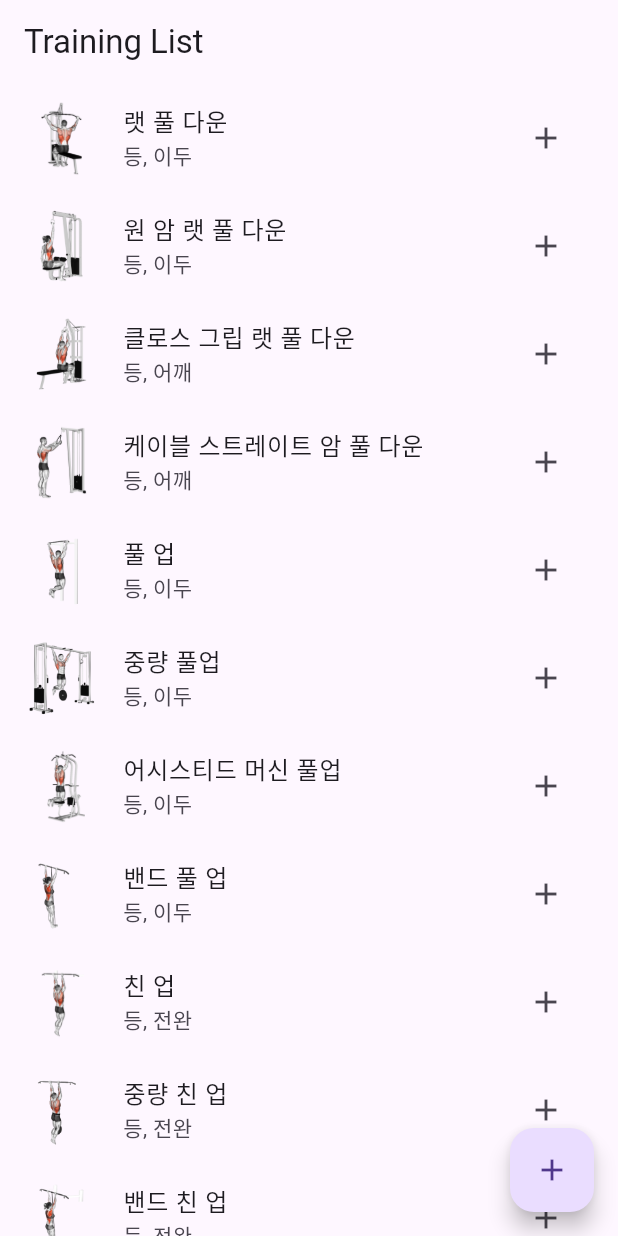
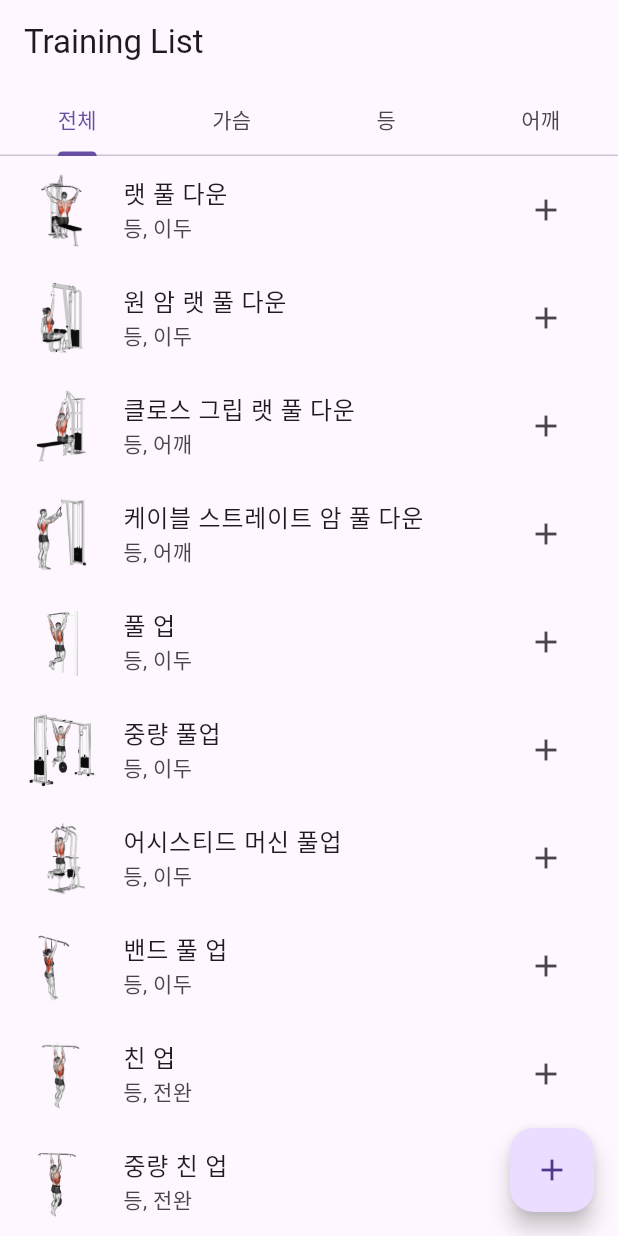
Before and after one commit to choihojean/fitnessapp_capstone, a Flutter app: the ScreenTrainingList screen opened directly with empty values, on a phone screen of 412 x 824 dp. Run offline on Flutter 3.47's test engine with Material 3 defaults, Android fonts, the phone set to English and light mode, and no system bars; our stand-ins replace image_picker, shared_preferences, sqflite, table_calendar; accounts and stored records are empty.

Commit message:
feat: 운동 분류 탭 생성 및 training_list 분리

```diff
--- a/knufit/lib/database/db_helper.dart
+++ b/knufit/lib/database/db_helper.dart
@@ -89,6 +89,7 @@ class DBHelper {
         id INTEGER PRIMARY KEY AUTOINCREMENT,
         title TEXT,
         content TEXT
+        category TEXT
       )
     ''');
     await db.insert('created_tables', {'userId': userId, 'table_name': tableName}, conflictAlgorithm: ConflictAlgorithm.replace);
--- a/knufit/lib/screen/screen_training_list.dart
+++ b/knufit/lib/screen/screen_training_list.dart
@@ -1,230 +1,62 @@
 import 'package:flutter/material.dart';
 import '../../database/db_helper.dart'; // DBHelper 클래스를 import
+import '../training_list.dart';
 
 class ScreenTrainingList extends StatelessWidget {
   final Map<String, dynamic> user; // 사용자 정보를 받을 변수
 
   ScreenTrainingList({required this.user, Key? key}) : super(key: key);
 
-  final List<Map<String, String>> items = [
-    //등
-    {
-      'title': '랫 풀 다운',
-      'subtitle': '등, 이두',
-      'image': 'assets/back/lat-pulldown.png',
-    },
-    {
-      'title': '원 암 랫 풀 다운',
-      'subtitle': '등, 이두',
-      'image': 'assets/back/one-arm-lat-pulldown.png',
-    },
-    {
-      'title': '클로스 그립 랫 풀 다운',
-      'subtitle': '등, 어깨',
-      'image': 'assets/back/close-grip-lat-pulldown.png',
-    },
-
-    {
-      'title': '케이블 스트레이트 암 풀 다운',
-      'subtitle': '등, 어깨',
-      'image': 'assets/back/cable-straight-arm-pulldown.png',
-    },
-
-    {
-      'title': '풀 업',
-      'subtitle': '등, 이두',
-      'image': 'assets/back/pull-up.png',
-    },
-    {
-      'title': '중량 풀업',
-      'subtitle': '등, 이두',
-      'image': 'assets/back/weighted-pull-up.png',
-    },
-    {
-      'title': '어시스티드 머신 풀업',
-      'subtitle': '등, 이두',
-      'image': 'assets/back/assisted-pull-up.png',
-    },
-    {
-      'title': '밴드 풀 업',
-      'subtitle': '등, 이두',
-      'image': 'assets/back/band-pull-up.png',
-    },
-
-    {
-      'title': '친 업',
-      'subtitle': '등, 전완',
-      'image': 'assets/back/chin-up.png',
-    },
-    {
-      'title': '중량 친 업',
-      'subtitle': '등, 전완',
-      'image': 'assets/back/weighted-chin-up.png',
-    },
-    {
-      'title': '밴드 친 업',
-      'subtitle': '등, 전완',
-      'image': 'assets/back/band-chin-up.png',
-    },
-
-    {
-      'title': '케이블 시티드 로우',
-      'subtitle': '등, 이두',
-      'image': 'assets/back/cable-seated-row.png',
-    },
-    {
-      'title': '바벨 로우(벤트 오버 바벨 로우)',
-      'subtitle': '등, 이두',
-      'image': 'assets/back/barbell-row.png',
-    },
-    {
-      'title': '펜들레이 로우',
-      'subtitle': '등',
-      'image': 'assets/back/pendlay-row.png',
-    },
-    {
-      'title': '티 바 로우',
-      'subtitle': '등, 이두',
-      'image': 'assets/back/t-bar-row.png',
-    },
-    {
-      'title': '인버티드 로우',
-      'subtitle': '등, 이두',
-      'image': 'assets/back/inverted-row.png',
-    },
-
-    {
-      'title': '덤벨 로우(벤트 오버 덤벨 로우)',
-      'subtitle': '등, 이두',
-      'image': 'assets/back/dumbbell-row.png',
-    },
-    {
-      'title': '원 암 덤벨 로우',
-      'subtitle': '등, 이두',
-      'image': 'assets/back/one-arm-dumbbell-row.png',
-    },
-    {
-      'title': '덤벨 리어 델트 로우',
-      'subtitle': '등, 어깨',
-      'image': 'assets/back/dumbbell-rear-delt-row.png',
-    },
-
-    {
-      'title': '백 익스텐션',
-      'subtitle': '등, 둔근',
-      'image': 'assets/back/back-extension.png',
-    },
-
-    //가슴
-    {
-      'title': '바벨 벤치 프레스',
-      'subtitle': '가슴, 삼두',
-      'image': 'assets/chest/barbell-bench-press.png',
-    },
-    {
-      'title': '바벨 인클라인 벤치 프레스',
-      'subtitle': '가슴, 삼두',
-      'image': 'assets/chest/barbell-incline-bench-press.png',
-    },
-    {
-      'title': '바벨 디클라인 벤치 프레스',
-      'subtitle': '가슴, 삼두',
-      'image': 'assets/chest/barbell-decline-bench-press.png',
-    },
-
-    {
-      'title': '덤벨 벤치 프레스',
-      'subtitle': '가슴, 삼두',
-      'image': 'assets/chest/dumbbell-bench-press.png',
-    },
-    {
-      'title': '덤벨 인클라인 벤치 프레스',
-      'subtitle': '가슴, 삼두',
-      'image': 'assets/chest/dumbbell-incline-bench-press.png',
-    },
-
-    {
-      'title': '머신 체스트 프레스',
-      'subtitle': '가슴, 어깨',
-      'image': 'assets/chest/machine-chest-press.png',
-    },
-    {
-      'title': '랜드마인 체스트 프레스',
-      'subtitle': '가슴, 어깨',
-      'image': 'assets/chest/landmine-chest-press.png',
-    },
-    {
-      'title': '덤벨 헥스 프레스',
-      'subtitle': '가슴, 어깨',
-      'image': 'assets/chest/dumbbell-hex-press.png',
-    },
-    {
-      'title': '스벤드 프레스',
-      'subtitle': '가슴, 삼두',
-      'image': 'assets/chest/svend-press.png',
-    },
-
-    {
-      'title': '케이블 플라이',
-      'subtitle': '가슴, 어깨',
-      'image': 'assets/chest/cable-fly.png',
-    },
-    {
-      'title': '케이블 하이 플라이',
-      'subtitle': '가슴, 어깨',
-      'image': 'assets/chest/cable-high-fly.png',
-    },
-    {
-      'title': '케이블 로우 플라이',
-      'subtitle': '가슴, 어깨',
-      'image': 'assets/chest/cable-low-fly.png',
-    },
-    {
-      'title': '케이블 인클라인 벤치 플라이',
-      'subtitle': '가슴, 어깨',
-      'image': 'assets/chest/incline-cable-fly.png',
-    },
-    {
-      'title': '케이블 디클라인 벤치 플라이',
-      'subtitle': '가슴, 어깨',
-      'image': 'assets/chest/decline-cable-fly.png',
-    },
-
-    {
-      'title': '푸시 업',
-      'subtitle': '가슴, 어깨, 삼두',
-      'image': 'assets/chest/push-up.png',
-    },
-    {
-      'title': '중량 푸시 업',
-      'subtitle': '가슴, 어깨, 삼두',
-      'image': 'assets/chest/weighted-push-up.png',
-    },
-
-    {
-      'title': '바벨 풀 오버',
-      'subtitle': '가슴, 등',
-      'image': 'assets/chest/barbell-pullover.png',
-    },
-    {
-      'title': '덤벨 풀 오버',
-      'subtitle': '가슴, 삼두',
-      'image': 'assets/chest/dumbbell-pullover.png',
-    },
-
-  ];
-
   @override
   Widget build(BuildContext context) {
-    return Scaffold(
+    return DefaultTabController(
+      length: 4, // 탭의 수
+      child: Scaffold(
         appBar: AppBar(
           title: Text('Training List'),
           automaticallyImplyLeading: false, // 뒤로 가기 버튼 삭제
+          bottom: TabBar(
+            tabs: [
+              Tab(text: '전체'),
+              Tab(text: '가슴'),
+              Tab(text: '등'),
+              Tab(text: '어깨'),
+            ],
           ),
-      body: ListView.builder(
-        itemCount: items.length,
+        ),
+        body: TabBarView(
+          children: [
+            buildListView('전체'),
+            buildListView('가슴'),
+            buildListView('등'),
+            buildListView('어깨'),
+          ],
+        ),
+        floatingActionButton: FloatingActionButton(
+          heroTag: 'trainingList',
+          onPressed: () {
+            _showInputDialog(context);
+          },
+          child: Icon(Icons.add),
+        ),
+      ),
+    );
+  }
+
+  Widget buildListView(String category) {
+    List<Map<String, String>> filteredItems;
+    if (category == '전체') {
+      filteredItems = items;
+    } else {
+      filteredItems = items.where((item) => item['category'] == category).toList();
+    }
+
+    print('Filtered items for $category: ${filteredItems.length}'); // 필터링된 항목의 수를 출력
+
+    return ListView.builder(
+      itemCount: filteredItems.length,
       itemBuilder: (context, index) {
-          final item = items[index];
+        final item = filteredItems[index];
         return ListTile(
           leading: Image.asset(
             item['image']!,
@@ -242,14 +74,6 @@ class ScreenTrainingList extends StatelessWidget {
           ),
         );
       },
-      ),
-      floatingActionButton: FloatingActionButton(
-        heroTag: 'trainingList',
-        onPressed: () {
-          _showInputDialog(context);
-        },
-        child: Icon(Icons.add),
-      ),
     );
   }
 
--- /dev/null
+++ b/knufit/lib/training_list.dart
@@ -0,0 +1,245 @@
+final List<Map<String, String>> items = [
+    //등
+    {
+      'title': '랫 풀 다운',
+      'subtitle': '등, 이두',
+      'image': 'assets/back/lat-pulldown.png',
+      'category': '등',
+    },
+    {
+      'title': '원 암 랫 풀 다운',
+      'subtitle': '등, 이두',
+      'image': 'assets/back/one-arm-lat-pulldown.png',
+      'category': '등',
+    },
+    {
+      'title': '클로스 그립 랫 풀 다운',
+      'subtitle': '등, 어깨',
+      'image': 'assets/back/close-grip-lat-pulldown.png',
+      'category': '등',
+    },
+
+    {
+      'title': '케이블 스트레이트 암 풀 다운',
+      'subtitle': '등, 어깨',
+      'image': 'assets/back/cable-straight-arm-pulldown.png',
+      'category': '등',
+    },
+
+    {
+      'title': '풀 업',
+      'subtitle': '등, 이두',
+      'image': 'assets/back/pull-up.png',
+      'category': '등',
+    },
+    {
+      'title': '중량 풀업',
+      'subtitle': '등, 이두',
+      'image': 'assets/back/weighted-pull-up.png',
+      'category': '등',
+    },
+    {
+      'title': '어시스티드 머신 풀업',
+      'subtitle': '등, 이두',
+      'image': 'assets/back/assisted-pull-up.png',
+      'category': '등',
+    },
+    {
+      'title': '밴드 풀 업',
+      'subtitle': '등, 이두',
+      'image': 'assets/back/band-pull-up.png',
+      'category': '등',
+    },
+
+    {
+      'title': '친 업',
+      'subtitle': '등, 전완',
+      'image': 'assets/back/chin-up.png',
+      'category': '등',
+    },
+    {
+      'title': '중량 친 업',
+      'subtitle': '등, 전완',
+      'image': 'assets/back/weighted-chin-up.png',
+      'category': '등',
+    },
+    {
+      'title': '밴드 친 업',
+      'subtitle': '등, 전완',
+      'image': 'assets/back/band-chin-up.png',
+      'category': '등',
+    },
+
+    {
+      'title': '케이블 시티드 로우',
+      'subtitle': '등, 이두',
+      'image': 'assets/back/cable-seated-row.png',
+      'category': '등',
+    },
+    {
+      'title': '바벨 로우(벤트 오버 바벨 로우)',
+      'subtitle': '등, 이두',
+      'image': 'assets/back/barbell-row.png',
+      'category': '등',
+    },
+    {
+      'title': '펜들레이 로우',
+      'subtitle': '등',
+      'image': 'assets/back/pendlay-row.png',
+      'category': '등',
+    },
+    {
+      'title': '티 바 로우',
+      'subtitle': '등, 이두',
+      'image': 'assets/back/t-bar-row.png',
+      'category': '등',
+    },
+    {
+      'title': '인버티드 로우',
+      'subtitle': '등, 이두',
+      'image': 'assets/back/inverted-row.png',
+      'category': '등',
+    },
+
+    {
+      'title': '덤벨 로우(벤트 오버 덤벨 로우)',
+      'subtitle': '등, 이두',
+      'image': 'assets/back/dumbbell-row.png',
+      'category': '등',
+    },
+    {
+      'title': '원 암 덤벨 로우',
+      'subtitle': '등, 이두',
+      'image': 'assets/back/one-arm-dumbbell-row.png',
+      'category': '등',
+    },
+    {
+      'title': '덤벨 리어 델트 로우',
+      'subtitle': '등, 어깨',
+      'image': 'assets/back/dumbbell-rear-delt-row.png',
+      'category': '등',
+    },
+
+    {
+      'title': '백 익스텐션',
+      'subtitle': '등, 둔근',
+      'image': 'assets/back/back-extension.png',
+      'category': '등',
+    },
+
+    //가슴
+    {
+      'title': '바벨 벤치 프레스',
+      'subtitle': '가슴, 삼두',
+      'image': 'assets/chest/barbell-bench-press.png',
+      'category': '가슴',
+    },
+    {
+      'title': '바벨 인클라인 벤치 프레스',
+      'subtitle': '가슴, 삼두',
+      'image': 'assets/chest/barbell-incline-bench-press.png',
+      'category': '가슴',
+    },
+    {
+      'title': '바벨 디클라인 벤치 프레스',
+      'subtitle': '가슴, 삼두',
+      'image': 'assets/chest/barbell-decline-bench-press.png',
+      'category': '가슴',
+    },
+
+    {
+      'title': '덤벨 벤치 프레스',
+      'subtitle': '가슴, 삼두',
+      'image': 'assets/chest/dumbbell-bench-press.png',
+      'category': '가슴',
+    },
+    {
+      'title': '덤벨 인클라인 벤치 프레스',
+      'subtitle': '가슴, 삼두',
+      'image': 'assets/chest/dumbbell-incline-bench-press.png',
+      'category': '가슴',
+    },
+
+    {
+      'title': '머신 체스트 프레스',
+      'subtitle': '가슴, 어깨',
+      'image': 'assets/chest/machine-chest-press.png',
+      'category': '가슴',
+    },
+    {
+      'title': '랜드마인 체스트 프레스',
+      'subtitle': '가슴, 어깨',
+      'image': 'assets/chest/landmine-chest-press.png',
+      'category': '가슴',
+    },
+    {
+      'title': '덤벨 헥스 프레스',
+      'subtitle': '가슴, 어깨',
+      'image': 'assets/chest/dumbbell-hex-press.png',
+      'category': '가슴',
+    },
+    {
+      'title': '스벤드 프레스',
+      'subtitle': '가슴, 삼두',
+      'image': 'assets/chest/svend-press.png',
+      'category': '가슴',
+    },
+
+    {
+      'title': '케이블 플라이',
+      'subtitle': '가슴, 어깨',
+      'image': 'assets/chest/cable-fly.png',
+      'category': '가슴',
+    },
+    {
+      'title': '케이블 하이 플라이',
+      'subtitle': '가슴, 어깨',
+      'image': 'assets/chest/cable-high-fly.png',
+      'category': '가슴',
+    },
+    {
+      'title': '케이블 로우 플라이',
+      'subtitle': '가슴, 어깨',
+      'image': 'assets/chest/cable-low-fly.png',
+      'category': '가슴',
+    },
+    {
+      'title': '케이블 인클라인 벤치 플라이',
+      'subtitle': '가슴, 어깨',
+      'image': 'assets/chest/incline-cable-fly.png',
+      'category': '가슴',
+    },
+    {
+      'title': '케이블 디클라인 벤치 플라이',
+      'subtitle': '가슴, 어깨',
+      'image': 'assets/chest/decline-cable-fly.png',
+      'category': '가슴',
+    },
+
+    {
+      'title': '푸시 업',
+      'subtitle': '가슴, 어깨, 삼두',
+      'image': 'assets/chest/push-up.png',
+      'category': '가슴',
+    },
+    {
+      'title': '중량 푸시 업',
+      'subtitle': '가슴, 어깨, 삼두',
+      'image': 'assets/chest/weighted-push-up.png',
+      'category': '가슴',
+    },
+
+    {
+      'title': '바벨 풀 오버',
+      'subtitle': '가슴, 등',
+      'image': 'assets/chest/barbell-pullover.png',
+      'category': '가슴',
+    },
+    {
+      'title': '덤벨 풀 오버',
+      'subtitle': '가슴, 삼두',
+      'image': 'assets/chest/dumbbell-pullover.png',
+      'category': '가슴',
+    },
+
+  ];
```
Lines whose indentation alone changed are shown as unchanged.
